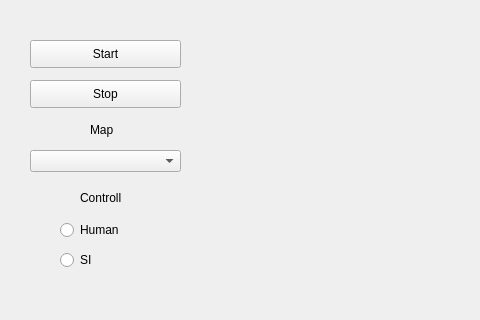
Above: mainwindow.ui from jkpawlowski96/Mouse before the change; both pictures show x 0 to 480 and y 0 to 320 of the 1080 by 600 pixel window. Below: the same form after it.
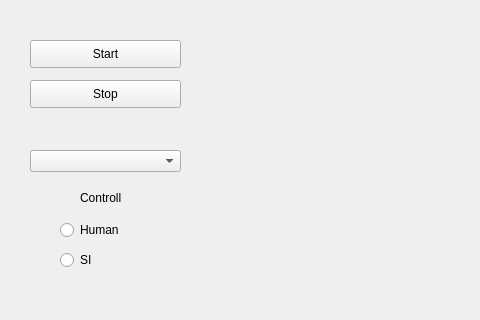
That is the form after the change. Custom widgets are drawn as their Qt base class.

Diff of the .ui file:
```diff
--- a/mainwindow.ui
+++ b/mainwindow.ui
@@ -17,10 +17,10 @@
    <widget class="QCustomPlot" name="plot" native="true">
     <property name="geometry">
      <rect>
-      <x>210</x>
+      <x>220</x>
       <y>10</y>
       <width>851</width>
-      <height>521</height>
+      <height>531</height>
      </rect>
     </property>
    </widget>
@@ -60,19 +60,6 @@
      </rect>
     </property>
    </widget>
-   <widget class="QLabel" name="label">
-    <property name="geometry">
-     <rect>
-      <x>90</x>
-      <y>120</y>
-      <width>141</width>
-      <height>20</height>
-     </rect>
-    </property>
-    <property name="text">
-     <string>Map</string>
-    </property>
-   </widget>
    <widget class="QSlider" name="horizontalSlider">
     <property name="geometry">
      <rect>
```
